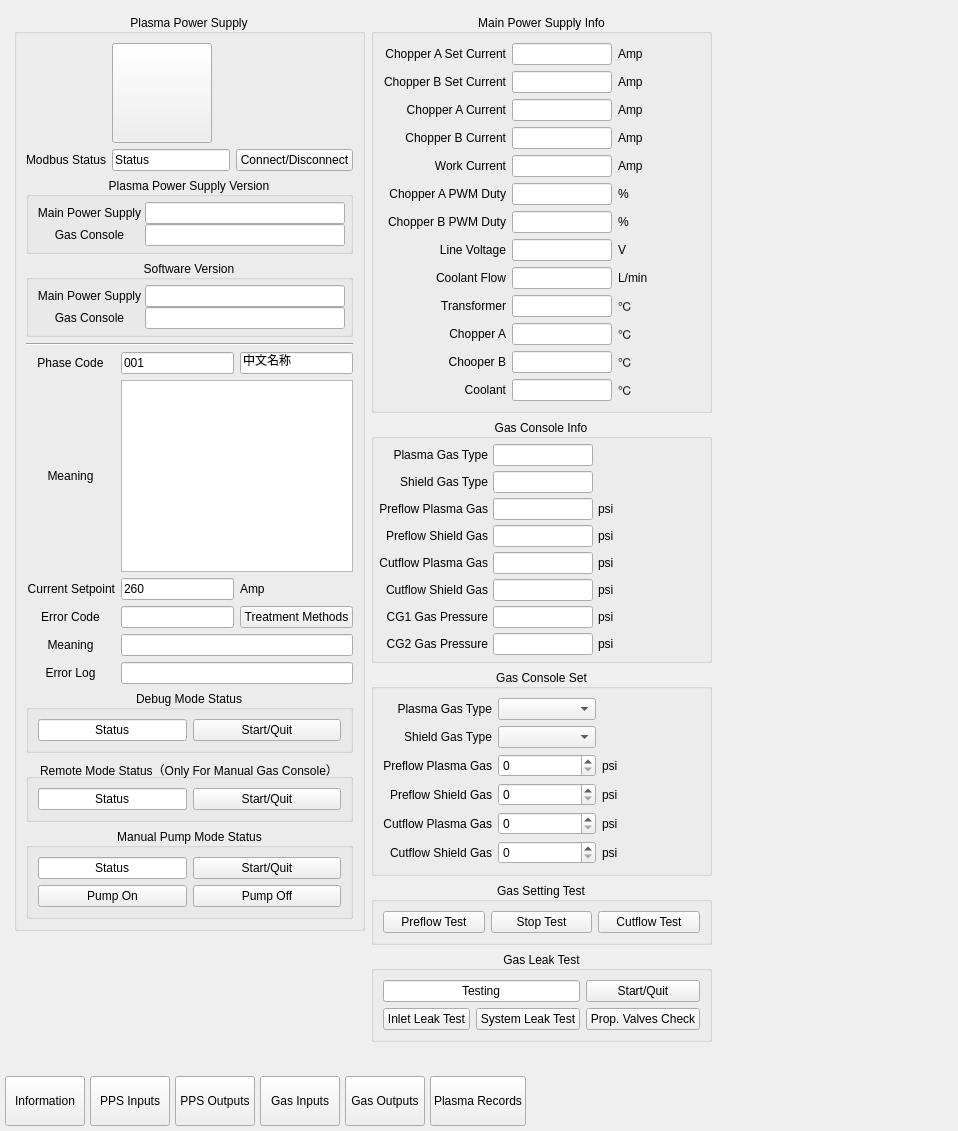
shizhan-shelly/MotionControl, file src/MotionControl/Widgets/devicediagnose/pps/liuhe/LH270ADiagnose.ui: the form before one commit.
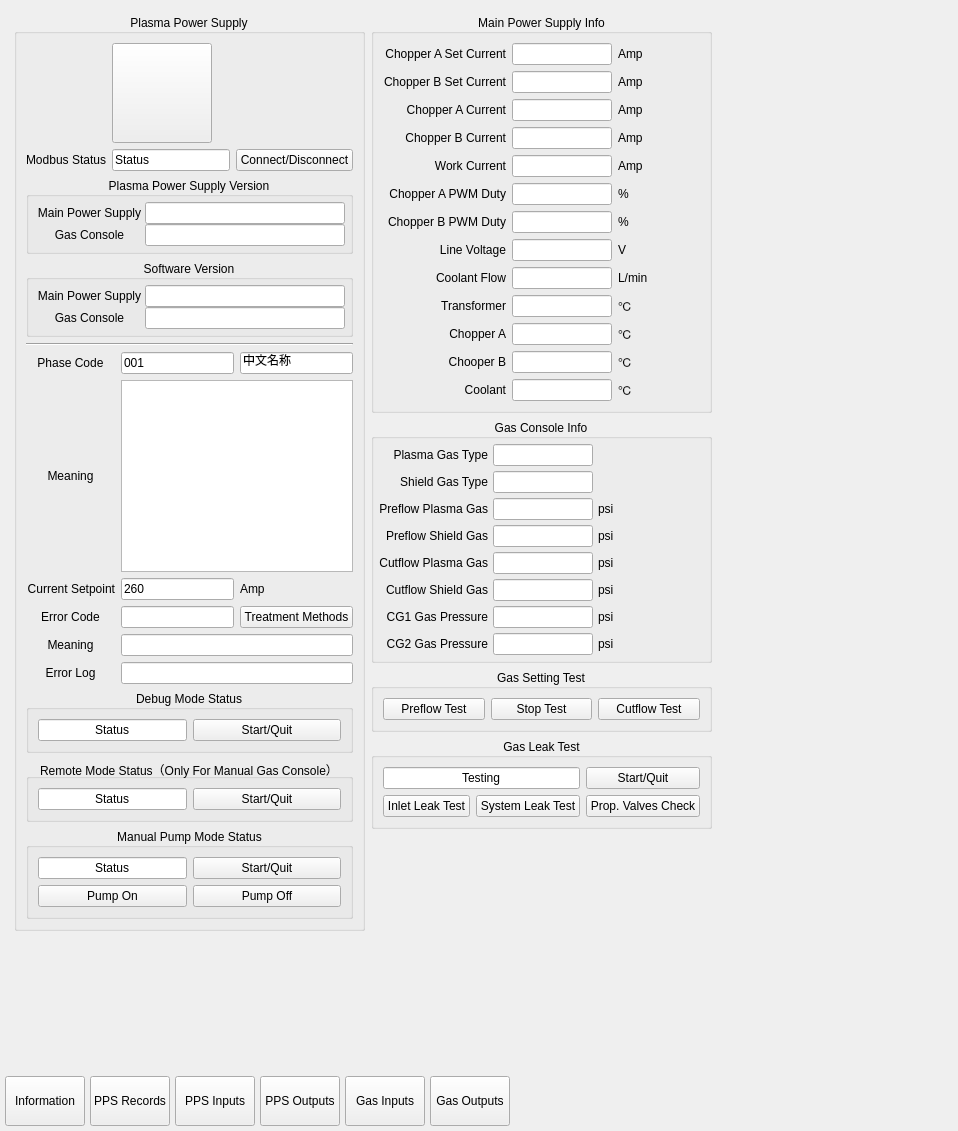
The form after the commit. Icons and pictures are not drawn. Custom widgets are drawn as their Qt base class.

The edit to the form file:
```diff
--- a/src/MotionControl/Widgets/devicediagnose/pps/liuhe/LH270ADiagnose.ui
+++ b/src/MotionControl/Widgets/devicediagnose/pps/liuhe/LH270ADiagnose.ui
@@ -1313,134 +1313,6 @@
            </layout>
           </widget>
          </item>
-         <item>
-          <widget class="QGroupBox" name="groupBox_11">
-           <property name="title">
-            <string>Gas Console Set</string>
-           </property>
-           <property name="alignment">
-            <set>Qt::AlignCenter</set>
-           </property>
-           <layout class="QVBoxLayout" name="verticalLayout_16">
-            <item>
-             <layout class="QGridLayout" name="gridLayout_24">
-              <item row="2" column="0">
-               <widget class="QLabel" name="label_105">
-                <property name="text">
-                 <string>Preflow Plasma Gas</string>
-                </property>
-                <property name="alignment">
-                 <set>Qt::AlignRight|Qt::AlignTrailing|Qt::AlignVCenter</set>
-                </property>
-               </widget>
-              </item>
-              <item row="3" column="0">
-               <widget class="QLabel" name="label_106">
-                <property name="text">
-                 <string>Preflow Shield Gas</string>
-                </property>
-                <property name="alignment">
-                 <set>Qt::AlignRight|Qt::AlignTrailing|Qt::AlignVCenter</set>
-                </property>
-               </widget>
-              </item>
-              <item row="4" column="0">
-               <widget class="QLabel" name="label_107">
-                <property name="text">
-                 <string>Cutflow Plasma Gas</string>
-                </property>
-                <property name="alignment">
-                 <set>Qt::AlignRight|Qt::AlignTrailing|Qt::AlignVCenter</set>
-                </property>
-               </widget>
-              </item>
-              <item row="5" column="0">
-               <widget class="QLabel" name="label_108">
-                <property name="text">
-                 <string>Cutflow Shield Gas</string>
-                </property>
-                <property name="alignment">
-                 <set>Qt::AlignRight|Qt::AlignTrailing|Qt::AlignVCenter</set>
-                </property>
-               </widget>
-              </item>
-              <item row="2" column="1">
-               <widget class="QSpinBox" name="spinBox"/>
-              </item>
-              <item row="3" column="1">
-               <widget class="QSpinBox" name="spinBox_2"/>
-              </item>
-              <item row="4" column="1">
-               <widget class="QSpinBox" name="spinBox_3"/>
-              </item>
-              <item row="5" column="1">
-               <widget class="QSpinBox" name="spinBox_4"/>
-              </item>
-              <item row="0" column="1">
-               <widget class="QComboBox" name="comboBox_2"/>
-              </item>
-              <item row="0" column="0">
-               <widget class="QLabel" name="label_4">
-                <property name="layoutDirection">
-                 <enum>Qt::RightToLeft</enum>
-                </property>
-                <property name="text">
-                 <string>Plasma Gas Type</string>
-                </property>
-                <property name="alignment">
-                 <set>Qt::AlignRight|Qt::AlignTrailing|Qt::AlignVCenter</set>
-                </property>
-               </widget>
-              </item>
-              <item row="1" column="0">
-               <widget class="QLabel" name="label_104">
-                <property name="layoutDirection">
-                 <enum>Qt::RightToLeft</enum>
-                </property>
-                <property name="text">
-                 <string>Shield Gas Type</string>
-                </property>
-                <property name="alignment">
-                 <set>Qt::AlignRight|Qt::AlignTrailing|Qt::AlignVCenter</set>
-                </property>
-               </widget>
-              </item>
-              <item row="1" column="1">
-               <widget class="QComboBox" name="comboBox_3"/>
-              </item>
-              <item row="2" column="2">
-               <widget class="QLabel" name="label_217">
-                <property name="text">
-                 <string>psi</string>
-                </property>
-               </widget>
-              </item>
-              <item row="3" column="2">
-               <widget class="QLabel" name="label_218">
-                <property name="text">
-                 <string>psi</string>
-                </property>
-               </widget>
-              </item>
-              <item row="4" column="2">
-               <widget class="QLabel" name="label_219">
-                <property name="text">
-                 <string>psi</string>
-                </property>
-               </widget>
-              </item>
-              <item row="5" column="2">
-               <widget class="QLabel" name="label_220">
-                <property name="text">
-                 <string>psi</string>
-                </property>
-               </widget>
-              </item>
-             </layout>
-            </item>
-           </layout>
-          </widget>
-         </item>
          <item>
           <widget class="QGroupBox" name="groupBox_9">
            <property name="title">
@@ -1625,6 +1497,151 @@
        </item>
       </layout>
      </widget>
+     <widget class="QWidget" name="pps_records_page_">
+      <layout class="QHBoxLayout" name="horizontalLayout">
+       <item>
+        <layout class="QVBoxLayout" name="verticalLayout_16">
+         <item>
+          <widget class="QGroupBox" name="groupBox_12">
+           <property name="title">
+            <string>Plasma Power Supply Records</string>
+           </property>
+           <property name="alignment">
+            <set>Qt::AlignCenter</set>
+           </property>
+           <layout class="QHBoxLayout" name="horizontalLayout_8">
+            <item>
+             <layout class="QGridLayout" name="gridLayout_13">
+              <item row="1" column="0">
+               <widget class="QLabel" name="label_112">
+                <property name="text">
+                 <string>Power On Time</string>
+                </property>
+                <property name="alignment">
+                 <set>Qt::AlignCenter</set>
+                </property>
+               </widget>
+              </item>
+              <item row="2" column="0">
+               <widget class="QLabel" name="label_113">
+                <property name="text">
+                 <string>Arc Transfer Success Counter</string>
+                </property>
+                <property name="alignment">
+                 <set>Qt::AlignCenter</set>
+                </property>
+               </widget>
+              </item>
+              <item row="0" column="1">
+               <widget class="QLineEdit" name="lineEdit_7"/>
+              </item>
+              <item row="0" column="0">
+               <widget class="QLabel" name="label_109">
+                <property name="text">
+                 <string>Arc On Time</string>
+                </property>
+                <property name="alignment">
+                 <set>Qt::AlignCenter</set>
+                </property>
+               </widget>
+              </item>
+              <item row="1" column="1">
+               <widget class="QLineEdit" name="lineEdit_10"/>
+              </item>
+              <item row="3" column="0">
+               <widget class="QLabel" name="label_114">
+                <property name="text">
+                 <string>Arc Transfer Failure Counter</string>
+                </property>
+                <property name="alignment">
+                 <set>Qt::AlignCenter</set>
+                </property>
+               </widget>
+              </item>
+              <item row="0" column="2">
+               <widget class="QLabel" name="label_115">
+                <property name="text">
+                 <string>Second</string>
+                </property>
+                <property name="alignment">
+                 <set>Qt::AlignCenter</set>
+                </property>
+               </widget>
+              </item>
+              <item row="4" column="0">
+               <widget class="QLabel" name="label_116">
+                <property name="text">
+                 <string>Rampdown Error Counter</string>
+                </property>
+                <property name="alignment">
+                 <set>Qt::AlignCenter</set>
+                </property>
+               </widget>
+              </item>
+              <item row="3" column="1">
+               <widget class="QLineEdit" name="lineEdit_12"/>
+              </item>
+              <item row="4" column="1">
+               <widget class="QLineEdit" name="lineEdit_14"/>
+              </item>
+              <item row="1" column="2">
+               <widget class="QLabel" name="label_117">
+                <property name="text">
+                 <string>Minute</string>
+                </property>
+                <property name="alignment">
+                 <set>Qt::AlignCenter</set>
+                </property>
+               </widget>
+              </item>
+              <item row="2" column="1">
+               <widget class="QLineEdit" name="lineEdit_11"/>
+              </item>
+             </layout>
+            </item>
+           </layout>
+          </widget>
+         </item>
+         <item>
+          <widget class="QGroupBox" name="groupBox_11">
+           <property name="title">
+            <string>Gas Console Set</string>
+           </property>
+           <property name="alignment">
+            <set>Qt::AlignCenter</set>
+           </property>
+          </widget>
+         </item>
+         <item>
+          <spacer name="verticalSpacer_7">
+           <property name="orientation">
+            <enum>Qt::Vertical</enum>
+           </property>
+           <property name="sizeHint" stdset="0">
+            <size>
+             <width>20</width>
+             <height>40</height>
+            </size>
+           </property>
+          </spacer>
+         </item>
+        </layout>
+       </item>
+       <item>
+        <spacer name="horizontalSpacer_7">
+         <property name="orientation">
+          <enum>Qt::Horizontal</enum>
+         </property>
+         <property name="sizeHint" stdset="0">
+          <size>
+           <width>40</width>
+           <height>20</height>
+          </size>
+         </property>
+        </spacer>
+       </item>
+      </layout>
+     </widget>
      <widget class="QWidget" name="pps_inputs_page_">
       <layout class="QHBoxLayout" name="horizontalLayout_5">
        <item>
@@ -4043,7 +4060,7 @@
        </property>
       </widget>
      </item>
-     <item row="0" column="1">
+     <item row="0" column="2">
       <widget class="cutter::CheckStateButton" name="pps_inputs_">
        <property name="minimumSize">
         <size>
@@ -4056,7 +4073,7 @@
        </property>
       </widget>
      </item>
-     <item row="0" column="4">
+     <item row="0" column="5">
       <widget class="cutter::CheckStateButton" name="gc_outputs_">
        <property name="minimumSize">
         <size>
@@ -4069,7 +4086,7 @@
        </property>
       </widget>
      </item>
-     <item row="0" column="3">
+     <item row="0" column="4">
       <widget class="cutter::CheckStateButton" name="gc_inputs_">
        <property name="minimumSize">
         <size>
@@ -4082,7 +4099,7 @@
        </property>
       </widget>
      </item>
-     <item row="0" column="6">
+     <item row="0" column="7">
       <spacer name="horizontalSpacer_2">
        <property name="orientation">
         <enum>Qt::Horizontal</enum>
@@ -4095,20 +4112,7 @@
        </property>
       </spacer>
      </item>
-     <item row="0" column="5">
-      <widget class="cutter::CheckStateButton" name="pps_records_">
-       <property name="minimumSize">
-        <size>
-         <width>50</width>
-         <height>50</height>
-        </size>
-       </property>
-       <property name="text">
-        <string>Plasma Records</string>
-       </property>
-      </widget>
-     </item>
-     <item row="0" column="2">
+     <item row="0" column="3">
       <widget class="cutter::CheckStateButton" name="pps_outputs_">
        <property name="minimumSize">
         <size>
@@ -4121,6 +4125,19 @@
        </property>
       </widget>
      </item>
+     <item row="0" column="1">
+      <widget class="cutter::CheckStateButton" name="pps_records_">
+       <property name="minimumSize">
+        <size>
+         <width>50</width>
+         <height>50</height>
+        </size>
+       </property>
+       <property name="text">
+        <string>PPS Records</string>
+       </property>
+      </widget>
+     </item>
     </layout>
    </item>
   </layout>
```
Left out of the diff: 122 changed lines with no effect on the pictures.
